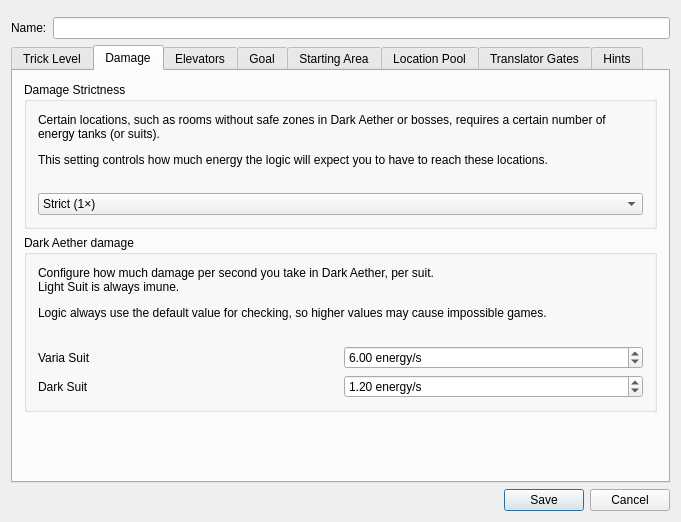
randovania/randovania, file randovania/gui/ui_files/logic_settings_window.ui: the form before one commit.
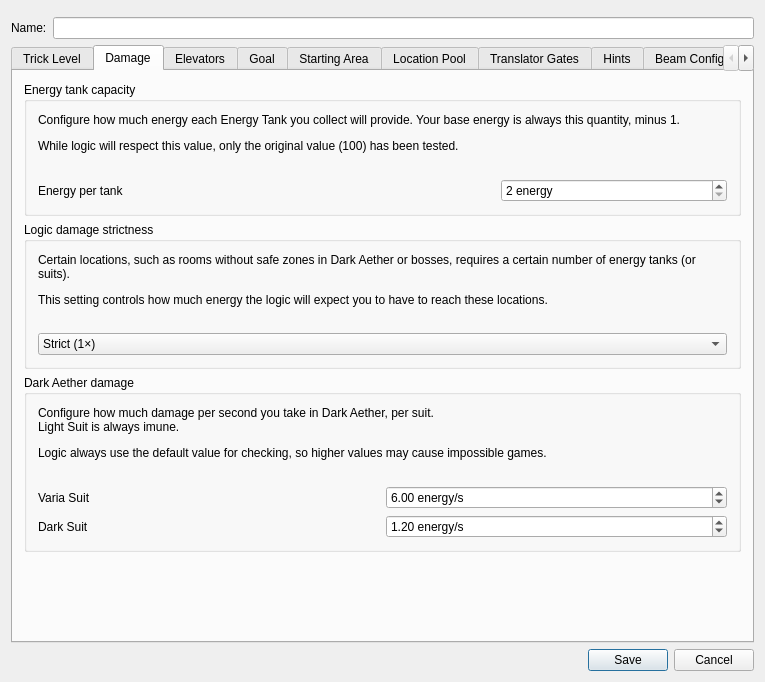
The form after the commit. The open tabs and pages were chosen to show the change.

Commit message: Add UI for BeamConfiguration and Energy Capacity

What changed in the file:
```diff
--- a/randovania/gui/ui_files/logic_settings_window.ui
+++ b/randovania/gui/ui_files/logic_settings_window.ui
@@ -6,8 +6,8 @@
    <rect>
     <x>0</x>
     <y>0</y>
-    <width>681</width>
-    <height>514</height>
+    <width>765</width>
+    <height>682</height>
    </rect>
   </property>
   <property name="windowTitle">
@@ -164,10 +164,65 @@
        <string>Damage</string>
       </attribute>
       <layout class="QVBoxLayout" name="verticalLayout_3">
+       <item>
+        <widget class="QGroupBox" name="energy_tank_box">
+         <property name="title">
+          <string>Energy tank capacity</string>
+         </property>
+         <layout class="QGridLayout" name="gridLayout">
+          <item row="2" column="2">
+           <widget class="QSpinBox" name="energy_tank_capacity_spin_box">
+            <property name="suffix">
+             <string> energy</string>
+            </property>
+            <property name="minimum">
+             <number>2</number>
+            </property>
+            <property name="maximum">
+             <number>1000</number>
+            </property>
+           </widget>
+          </item>
+          <item row="0" column="0" colspan="3">
+           <widget class="QLabel" name="energy_tank_capacity_description">
+            <property name="text">
+             <string>&lt;html&gt;&lt;head/&gt;&lt;body&gt;&lt;p&gt;Configure how much energy each Energy Tank you collect will provide. Your base energy is always this quantity, minus 1.&lt;/p&gt;&lt;p&gt;While logic will respect this value, only the original value (100) has been tested.&lt;/p&gt;&lt;/body&gt;&lt;/html&gt;</string>
+            </property>
+            <property name="wordWrap">
+             <bool>true</bool>
+            </property>
+           </widget>
+          </item>
+          <item row="2" column="0">
+           <widget class="QLabel" name="energy_tank_capacity_label">
+            <property name="text">
+             <string>Energy per tank</string>
+            </property>
+           </widget>
+          </item>
+          <item row="1" column="1">
+           <spacer name="energy_tank_capacity_spacer">
+            <property name="orientation">
+             <enum>Qt::Vertical</enum>
+            </property>
+            <property name="sizeType">
+             <enum>QSizePolicy::Fixed</enum>
+            </property>
+            <property name="sizeHint" stdset="0">
+             <size>
+              <width>20</width>
+              <height>20</height>
+             </size>
+            </property>
+           </spacer>
+          </item>
+         </layout>
+        </widget>
+       </item>
        <item>
         <widget class="QGroupBox" name="damage_strictness_group">
          <property name="title">
-          <string>Damage Strictness</string>
+          <string>Logic damage strictness</string>
          </property>
          <layout class="QVBoxLayout" name="damage_strictness_layout">
           <item>
@@ -701,6 +756,59 @@
        </item>
       </layout>
      </widget>
+     <widget class="QWidget" name="beam_configuration_tab">
+      <attribute name="title">
+       <string>Beam Configuration</string>
+      </attribute>
+      <layout class="QVBoxLayout" name="beam_configuration_tab_layout">
+       <item>
+        <widget class="QLabel" name="beam_configuration_label">
+         <property name="sizePolicy">
+          <sizepolicy hsizetype="Preferred" vsizetype="Fixed">
+           <horstretch>0</horstretch>
+           <verstretch>0</verstretch>
+          </sizepolicy>
+         </property>
+         <property name="text">
+          <string>&lt;html&gt;&lt;head/&gt;&lt;body&gt;&lt;p&gt;Configure what each beam uses as ammo and how much ammo is consumed when shooting it uncharged, charged or with a charge combo.&lt;/p&gt;&lt;p&gt;Logic always uses the default values.&lt;/p&gt;&lt;p&gt;&lt;span style=&quot; font-weight:600;&quot;&gt;Known Issue: &lt;/span&gt;If you're out of the ammo a beam normally uses, you'll be unable to shoot that beam regardless of what it actually uses to shoot.&lt;/p&gt;&lt;/body&gt;&lt;/html&gt;</string>
+         </property>
+         <property name="alignment">
+          <set>Qt::AlignLeading|Qt::AlignLeft|Qt::AlignTop</set>
+         </property>
+         <property name="wordWrap">
+          <bool>true</bool>
+         </property>
+        </widget>
+       </item>
+       <item>
+        <widget class="QGroupBox" name="beam_configuration_group">
+         <property name="title">
+          <string/>
+         </property>
+         <property name="alignment">
+          <set>Qt::AlignLeading|Qt::AlignLeft|Qt::AlignTop</set>
+         </property>
+         <property name="flat">
+          <bool>true</bool>
+         </property>
+         <layout class="QGridLayout" name="beam_configuration_layout"/>
+        </widget>
+       </item>
+       <item>
+        <spacer name="verticalSpacer">
+         <property name="orientation">
+          <enum>Qt::Vertical</enum>
+         </property>
+         <property name="sizeHint" stdset="0">
+          <size>
+           <width>20</width>
+           <height>40</height>
+          </size>
+         </property>
+        </spacer>
+       </item>
+      </layout>
+     </widget>
     </widget>
    </item>
    <item>
```
Left out of the diff: 18 changed lines with no effect on the pictures. The commit also changes 2 other files.
